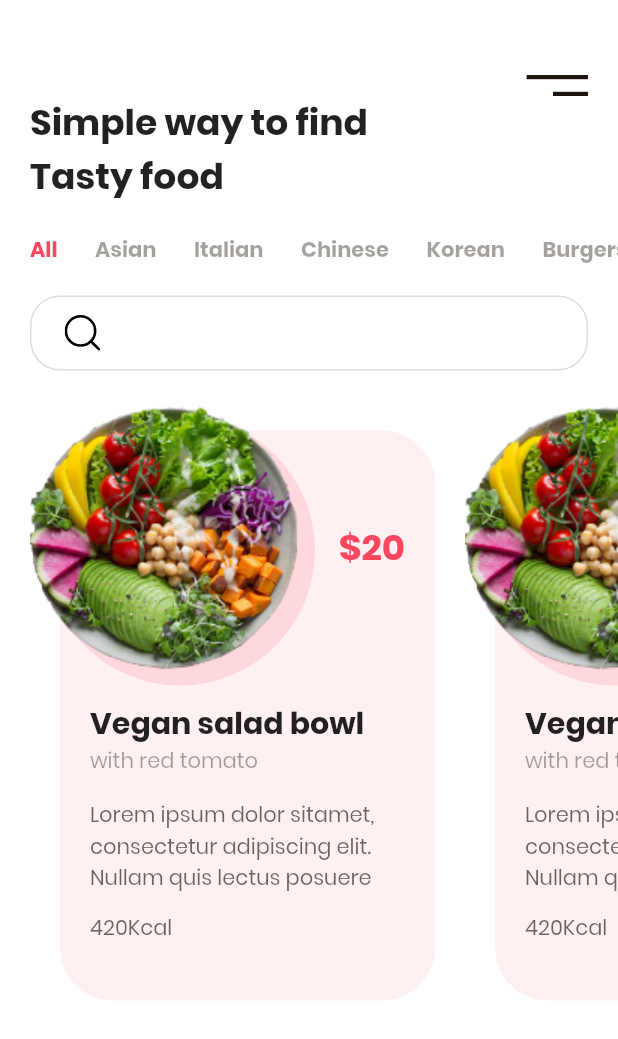
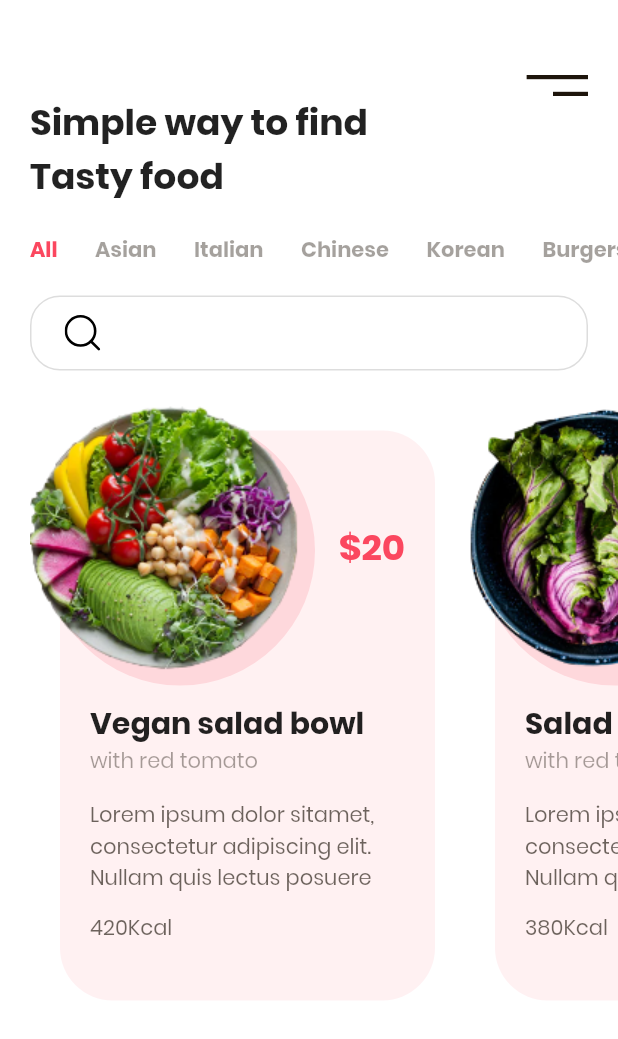
Before and after one commit to Wakib/food_delivery_app_UI_v1, a Flutter app: the screen it shows after launch, on a phone screen of 412 x 824 dp. Shown: the top 1039 px of the screen. Run offline on Flutter 3.47's test engine with Material 2 defaults, Android fonts, the phone set to English and light mode, and no system bars; our stand-ins replace flutter_svg.

Commit message:
food card updated

```diff
--- a/lib/components/food_card_widget.dart
+++ b/lib/components/food_card_widget.dart
@@ -2,6 +2,21 @@ import 'package:flutter/material.dart';
 import '../constants.dart';
 
 class FoodCardWidget extends StatelessWidget {
+  final String title;
+  final String ingredient;
+  final String image;
+  final int price;
+  final String calories;
+  final String description;
+
+  FoodCardWidget(
+      {this.title,
+      this.ingredient,
+      this.image,
+      this.price,
+      this.calories,
+      this.description});
+
   @override
   Widget build(BuildContext context) {
     return Container(
@@ -42,7 +57,7 @@ class FoodCardWidget extends StatelessWidget {
               width: 276,
               decoration: BoxDecoration(
                 image: DecorationImage(
-                  image: AssetImage('assets/images/image_1.png'),
+                  image: AssetImage(image),
                 ),
               ),
             ),
@@ -51,7 +66,7 @@ class FoodCardWidget extends StatelessWidget {
             right: 20,
             top: 80,
             child: Text(
-              '\$20',
+              '\$$price',
               style: Theme.of(context).textTheme.headline5.copyWith(
                     color: kPrimaryColor,
                   ),
@@ -66,18 +81,18 @@ class FoodCardWidget extends StatelessWidget {
                 crossAxisAlignment: CrossAxisAlignment.start,
                 children: [
                   Text(
-                    'Vegan salad bowl',
+                    title,
                     style: Theme.of(context).textTheme.headline6,
                   ),
                   Text(
-                    'with red tomato',
+                    'with $ingredient',
                     style: TextStyle(
                       color: kTextColor.withOpacity(.4),
                     ),
                   ),
                   SizedBox(height: 15),
                   Text(
-                    'Lorem ipsum dolor sitamet, consectetur adipiscing elit. Nullam quis lectus posuere tristique mauris sed ultrices ante sed imperdiet faucibus mi eu consectetur',
+                    description,
                     maxLines: 3,
                     style: TextStyle(
                       color: kTextColor.withOpacity(.65),
@@ -85,7 +100,7 @@ class FoodCardWidget extends StatelessWidget {
                   ),
                   SizedBox(height: 12),
                   Text(
-                    '420Kcal',
+                    calories,
                     style: TextStyle(
                       color: kTextColor.withOpacity(.65),
                     ),
--- a/lib/screens/home_screen.dart
+++ b/lib/screens/home_screen.dart
@@ -59,9 +59,25 @@ class HomeScreen extends StatelessWidget {
             scrollDirection: Axis.horizontal,
             child: Row(
               children: [
-                FoodCardWidget(),
-                FoodCardWidget(),
-                FoodCardWidget(),
+                FoodCardWidget(
+                  title: 'Vegan salad bowl',
+                  ingredient: 'red tomato',
+                  image: 'assets/images/image_1.png',
+                  price: 20,
+                  calories: '420Kcal',
+                  description:
+                      'Lorem ipsum dolor sitamet, consectetur adipiscing elit. Nullam quis lectus posuere tristique mauris sed ultrices ante sed imperdiet faucibus mi eu consectetur',
+                ),
+                FoodCardWidget(
+                  title: 'Salad vegan bowl',
+                  ingredient: 'red tomato',
+                  image: 'assets/images/image_2.png',
+                  price: 20,
+                  calories: '380Kcal',
+                  description:
+                      'Lorem ipsum dolor sitamet, consectetur adipiscing elit. Nullam quis lectus posuere tristique mauris sed ultrices ante sed imperdiet faucibus mi eu consectetur',
+                ),
+                SizedBox(width: 20),
               ],
             ),
           ),
```
